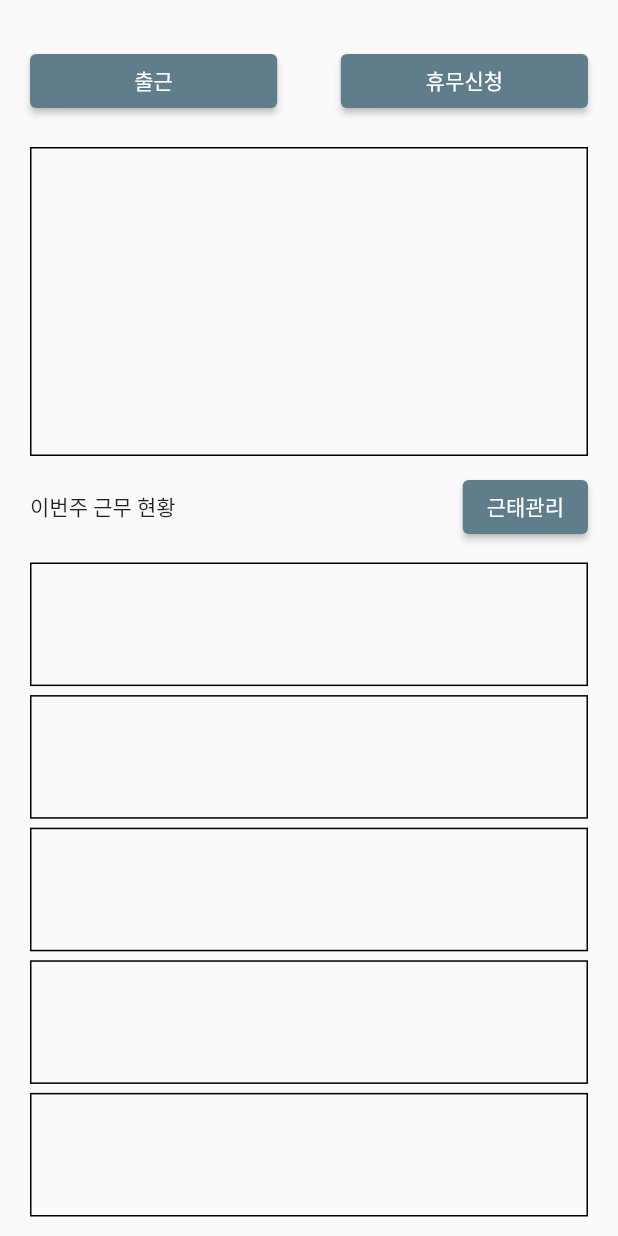
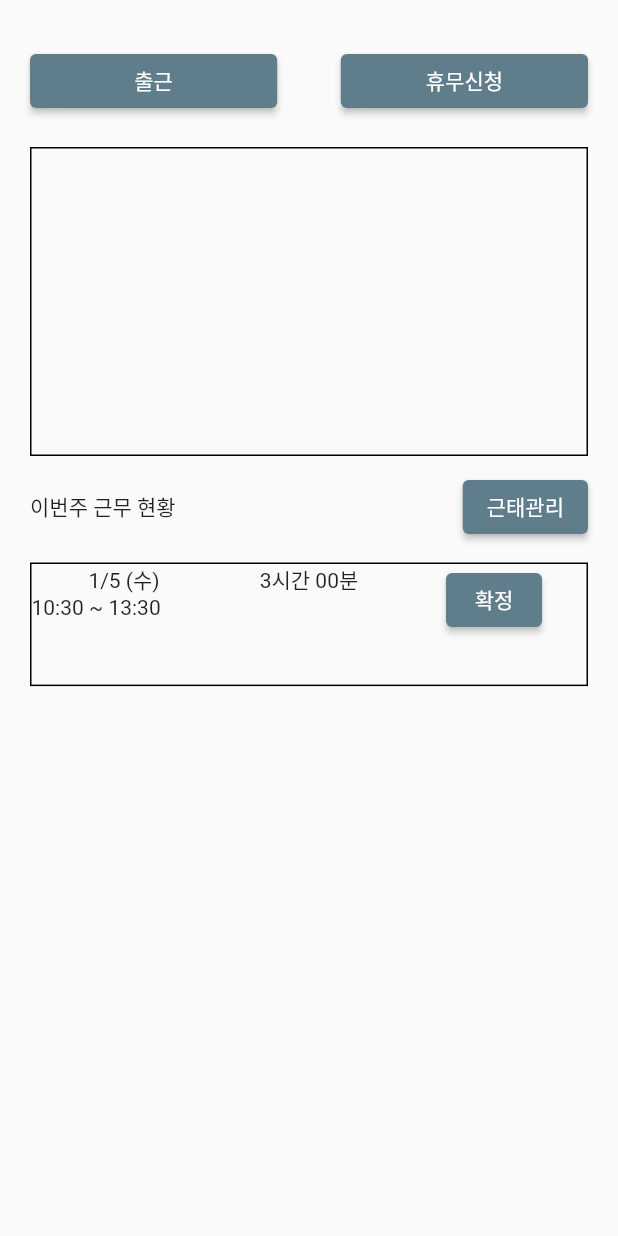
Before and after one commit to Jang-zn/awesomethink, a Flutter app: the AwesomeMainWidget screen opened directly, on a phone screen of 412 x 824 dp. Run offline on Flutter 3.47's test engine with Material 2 defaults, Android fonts, the phone set to English and light mode, and no system bars; our stand-ins replace get.

Commit message:
MemberMain에서 근태현황 컴포넌트 틀 잡아놈 나머지는 해야될 class 일단 만들어놨고 member Model 대강 짜놈

```diff
--- a/lib/model/member.dart
+++ b/lib/model/member.dart
@@ -1,7 +1,7 @@
 
 
 class Member{
-  Member();
+
   String? memberId;
   int? memberNo;
   String? memberPw;
@@ -11,4 +11,19 @@ class Member{
   String? phone;
   int? type;
   bool? state;
+  DateTime? joinedDate;
+  DateTime? retiredDate;
+
+  Member(
+      this.memberId,
+      this.memberNo,
+      this.memberPw,
+      this.name,
+      this.position,
+      this.email,
+      this.phone,
+      this.type,
+      this.state,
+      this.joinedDate,
+      this.retiredDate);
 }
--- a/lib/view/memberMain.dart
+++ b/lib/view/memberMain.dart
@@ -1,3 +1,4 @@
+import 'package:awesomethink/utils/time_format_converter.dart';
 import 'package:flutter/material.dart';
 
 class AwesomeMainPage extends StatelessWidget {
@@ -33,14 +34,17 @@ class _AwesomeMainWidgetState extends State<AwesomeMainWidget> {
               child:Row(
                 mainAxisAlignment: MainAxisAlignment.spaceBetween,
                 children: [
-                  Container(
+                  //TODO 출퇴근기능
+                  SizedBox(
                       width:MediaQuery.of(context).size.width*0.4,
                       child : const ElevatedButton(
                         onPressed: tempFunction,
                         child: Text("출근"),
                       )
                   ),
-                  Container(
+
+                  //TODO 휴무신청
+                  SizedBox(
                       width:MediaQuery.of(context).size.width*0.4,
                       child : const ElevatedButton(
                         onPressed: tempFunction,
@@ -51,7 +55,7 @@ class _AwesomeMainWidgetState extends State<AwesomeMainWidget> {
               )
             ),
 
-            //XXX 사원님 이번주 근무시간은 xx시간 xx분, 잔여 의무 근로시간은 xx시간 xx분 남았습니다 멘트치는곳
+            //TODO XXX 사원님 이번주 근무시간은 xx시간 xx분, 잔여 의무 근로시간은 xx시간 xx분 남았습니다 멘트치는곳
             Container(
               margin:const EdgeInsets.symmetric(horizontal: 20),
               height: MediaQuery.of(context).size.height*0.25,
@@ -59,6 +63,8 @@ class _AwesomeMainWidgetState extends State<AwesomeMainWidget> {
                 border: Border.all(color:Colors.black)
               ),
             ),
+
+
 
             //근태관리하는곳
             Container(
@@ -71,45 +77,65 @@ class _AwesomeMainWidgetState extends State<AwesomeMainWidget> {
                ]
               )
             ),
+
+            //TODO 이게 근태현황 넣어줄 위젯 context에서 리스트뷰 써서 컬럼으로 처리해도 된다.
             Container(
                 margin:const EdgeInsets.symmetric(horizontal: 20,),
                 child:Column(
                   children: [
+                    //TODO 근태 Data 처리영역
                     Container(
                       margin:EdgeInsets.symmetric(vertical:3),
                       height: MediaQuery.of(context).size.height*0.1,
                       decoration: BoxDecoration(
                           border: Border.all(color:Colors.black)
                       ),
+                      child:Row(
+                        mainAxisAlignment: MainAxisAlignment.spaceBetween,
+                        children: [
+                          //TODO 출근일, 출근시간 ~ 퇴근시간 찍힐곳
+                          Flexible(
+                            fit:FlexFit.tight,
+                            child:
+                              Column(
+                                children:[
+                                  Text(TimeFormatConverter.dateTimeToMMDDW(DateTime.now())),
+                                  Row(
+                                    children:[
+                                      Text(TimeFormatConverter.dateTimeToHHMM(DateTime.now())),
+                                      Text(" ~ "),
+                                      Text(TimeFormatConverter.dateTimeToHHMM(DateTime.now().add(const Duration(hours: 3)))),
+                                    ]
+                                  )
+                                ]
+                              ),
+                          ),
+
+                          //TODO 출-퇴근 시간계산 00시간 00분 형태
+                          Flexible(
+                              fit:FlexFit.tight,
+                              child:
+                                Column(
+                                  children:[
+                                    Text("3시간 00분"),
+                                  ]
+                                ),
+                          ),
+
+                          //TODO '확정' 버튼
+                          Flexible(
+                              fit:FlexFit.tight,
+                              child:
+                                Column(
+                                  children: const [
+                                    ElevatedButton(onPressed: tempFunction, child: Text("확정"))
+                                  ],
+                                )
+                          )
+                        ],
+                      )
                     ),
-                    Container(
-                      margin:EdgeInsets.symmetric(vertical:3),
-                      height: MediaQuery.of(context).size.height*0.1,
-                      decoration: BoxDecoration(
-                          border: Border.all(color:Colors.black)
-                      ),
-                    ),
-                    Container(
-                      margin:EdgeInsets.symmetric(vertical:3),
-                      height: MediaQuery.of(context).size.height*0.1,
-                      decoration: BoxDecoration(
-                          border: Border.all(color:Colors.black)
-                      ),
-                    ),
-                    Container(
-                      margin:EdgeInsets.symmetric(vertical:3),
-                      height: MediaQuery.of(context).size.height*0.1,
-                      decoration: BoxDecoration(
-                          border: Border.all(color:Colors.black)
-                      ),
-                    ),
-                    Container(
-                      margin:EdgeInsets.symmetric(vertical:3),
-                      height: MediaQuery.of(context).size.height*0.1,
-                      decoration: BoxDecoration(
-                          border: Border.all(color:Colors.black)
-                      ),
-                    ),
+
                   ],
                 )
             )
--- a/lib/widget/loginButton.dart
+++ b/lib/widget/loginButton.dart
@@ -4,3 +4,8 @@ Future<Widget> loginButton() async {
   return ElevatedButton(onPressed: login,
         child: const Text("Login"));
 }
+
+
+void login() {
+
+}
```
Also changed, not shown: lib/service/member_validation.dart (added), lib/service/signup_validation.dart (added).
